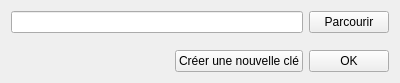
Qt form src/ChooseKey.ui (moffa13/FilesEncrypt) before a commit.
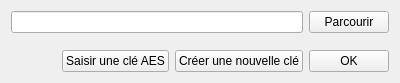
The same form after that commit.

```diff
--- a/src/ChooseKey.ui
+++ b/src/ChooseKey.ui
@@ -56,6 +56,13 @@
        </property>
       </spacer>
      </item>
+     <item>
+      <widget class="QPushButton" name="pushButton">
+       <property name="text">
+        <string>Saisir une clé AES</string>
+       </property>
+      </widget>
+     </item>
      <item>
       <widget class="QPushButton" name="newKey">
        <property name="text">
```
